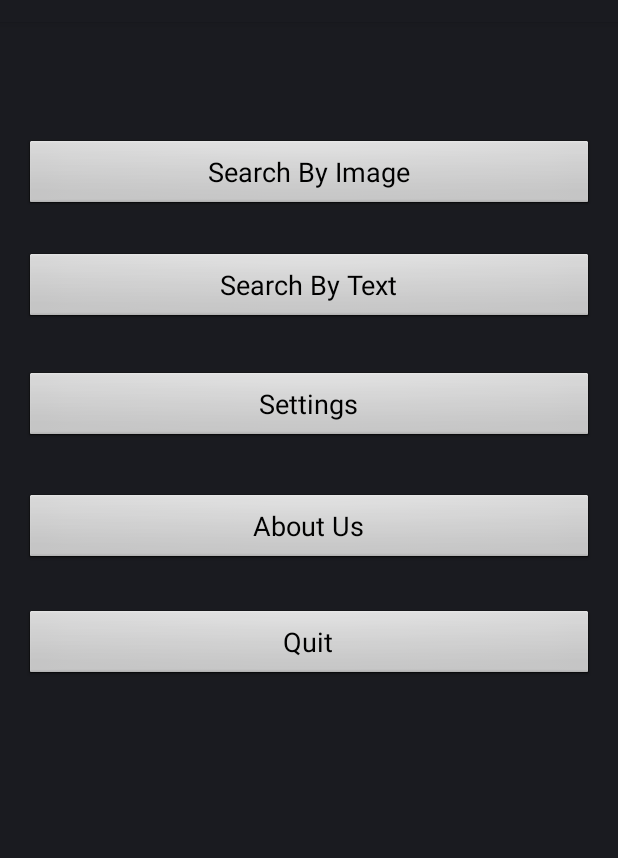
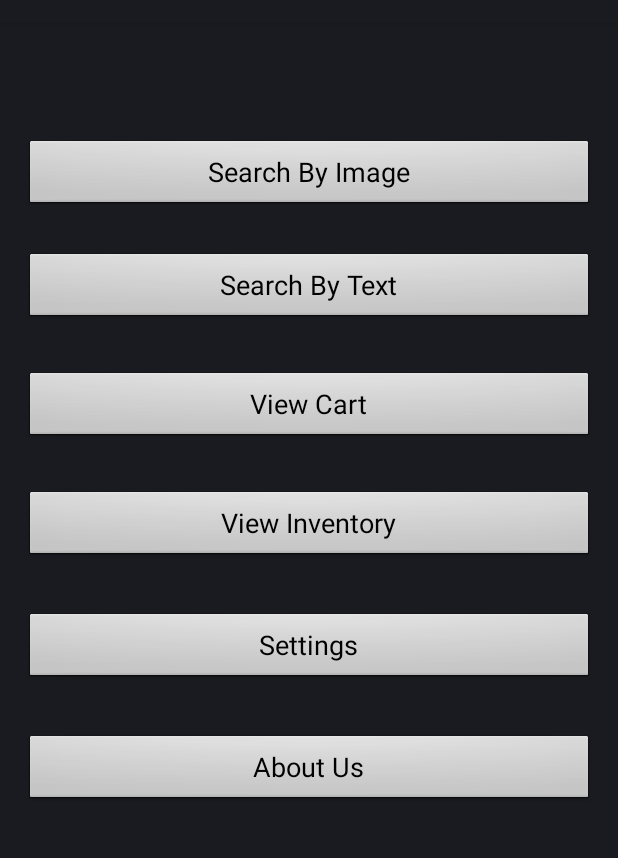
Before and after one commit to Mobius2400/CardManager, an Android app: the screen it shows after launch (MainActivity), on a phone screen of 412 x 824 dp, the part 62-920 px from its top. Run offline under Robolectric (Android 15) with nearby library versions, the phone set to English and light mode, and no system bars.

```diff
--- a/app/src/main/java/com/venkatesan/das/cardmanager/MainActivity.java
+++ b/app/src/main/java/com/venkatesan/das/cardmanager/MainActivity.java
@@ -25,14 +25,10 @@ public class MainActivity extends Activity {
                 break;
         }
         switch(buttonID){
-            case R.id.configSettings:
+            case R.id.viewInventory:
                 Intent settings = new Intent(MainActivity.this, Settings.class);
                 startActivity(settings);
                 break;
-        }
-        switch(buttonID){
-            case R.id.exitButton:
-                finish();
         }
     }
     public boolean isOnline(Context context) {
--- a/app/src/main/res/layout/activity_main.xml
+++ b/app/src/main/res/layout/activity_main.xml
@@ -10,6 +10,14 @@
     android:paddingTop="@dimen/activity_vertical_margin"
     tools:context="com.venkatesan.das.cardmanager.MainActivity">
 
+    <LinearLayout
+        android:orientation="vertical"
+        android:layout_width="match_parent"
+        android:layout_height="wrap_content"
+        android:layout_alignParentTop="true"
+        android:layout_alignParentLeft="true"
+        android:layout_alignParentStart="true">
+
         <Button
             android:text="@string/searchByImage"
             android:layout_width="match_parent"
@@ -20,44 +28,6 @@
             android:layout_alignParentTop="true"
             android:layout_alignParentStart="true"
             android:textSize="18sp" />
-
-    <Button
-        android:text="@string/aboutUs"
-        android:layout_width="match_parent"
-        android:layout_height="wrap_content"
-        android:id="@+id/aboutUs"
-        style="@android:style/Widget.Button"
-        android:textSize="18sp"
-        android:layout_below="@+id/configSettings"
-        android:layout_alignParentLeft="true"
-        android:layout_alignParentStart="true"
-        android:layout_marginTop="33dp" />
-
-    <Button
-        android:text="@string/exit"
-        android:layout_width="match_parent"
-        android:layout_height="wrap_content"
-        android:id="@+id/exitButton"
-        style="@android:style/Widget.Button"
-        android:textSize="18sp"
-        android:layout_alignTop="@+id/aboutUs"
-        android:layout_alignParentRight="true"
-        android:layout_alignParentEnd="true"
-        android:layout_marginTop="77dp"
-        android:onClick="onButtonClick (MainActivity)" />
-
-    <Button
-        android:text="@string/configSettings"
-        android:layout_width="match_parent"
-        android:layout_height="wrap_content"
-        android:id="@+id/configSettings"
-        style="@android:style/Widget.Button"
-        android:layout_marginTop="31dp"
-        android:textSize="18sp"
-        android:layout_below="@+id/searchText"
-        android:layout_alignParentLeft="true"
-        android:layout_alignParentStart="true"
-        android:onClick="onButtonClick" />
 
         <Button
             android:text="@string/searchByText"
@@ -72,4 +42,56 @@
             android:layout_alignParentLeft="true"
             android:layout_alignParentStart="true" />
 
+        <Button
+            android:text="@string/viewCart"
+            android:layout_width="match_parent"
+            android:layout_height="wrap_content"
+            android:id="@+id/viewCart"
+            style="@android:style/Widget.Button"
+            android:layout_marginTop="31dp"
+            android:textSize="18sp"
+            android:layout_below="@+id/searchText"
+            android:layout_alignParentLeft="true"
+            android:layout_alignParentStart="true"
+            android:onClick="onButtonClick" />
+
+        <Button
+            android:text="@string/viewInventory"
+            android:layout_width="match_parent"
+            android:layout_height="wrap_content"
+            android:id="@+id/viewInventory"
+            style="@android:style/Widget.Button"
+            android:layout_marginTop="31dp"
+            android:textSize="18sp"
+            android:layout_below="@+id/searchText"
+            android:layout_alignParentLeft="true"
+            android:layout_alignParentStart="true"
+            android:onClick="onButtonClick" />
+
+        <Button
+            android:text="@string/configSettings"
+            android:layout_width="match_parent"
+            android:layout_height="wrap_content"
+            android:id="@+id/Settings"
+            style="@android:style/Widget.Button"
+            android:textSize="18sp"
+            android:layout_below="@+id/viewInventory"
+            android:layout_alignParentLeft="true"
+            android:layout_alignParentStart="true"
+            android:layout_marginTop="33dp" />
+
+        <Button
+            android:text="@string/aboutUs"
+            android:layout_width="match_parent"
+            android:layout_height="wrap_content"
+            android:id="@+id/aboutUs"
+            style="@android:style/Widget.Button"
+            android:textSize="18sp"
+            android:layout_below="@+id/viewInventory"
+            android:layout_alignParentLeft="true"
+            android:layout_alignParentStart="true"
+            android:layout_marginTop="33dp" />
+
+    </LinearLayout>
+
 </RelativeLayout>
--- a/app/src/main/res/values/strings.xml
+++ b/app/src/main/res/values/strings.xml
@@ -1,6 +1,8 @@
 <resources>
     <string name="app_name">CardManager</string>
     <string name="searchByImage">Search By Image</string>
+    <string name="viewInventory">View Inventory</string>
+    <string name="viewCart">View Cart</string>
     <string name="configSettings">Settings</string>
     <string name="searchByText">Search By Text</string>
     <string name="aboutUs">About Us</string>
```
Also changed, not shown: app/src/main/java/com/venkatesan/das/cardmanager/CardDisplay.java (+80 -9 lines), app/src/main/java/com/venkatesan/das/cardmanager/Contract.java (+29 -2 lines), app/src/main/java/com/venkatesan/das/cardmanager/cardDatabase.java (added, +209 -0 lines), app/src/main/java/com/venkatesan/das/cardmanager/inventoryDatabase.java (deleted, +0 -74 lines), app/src/main/java/com/venkatesan/das/cardmanager/searchInventory.java (+3 -4 lines), app/src/main/res/layout/view_inventory.xml (added, +33 -0 lines). Lines whose indentation alone changed are shown as unchanged.
